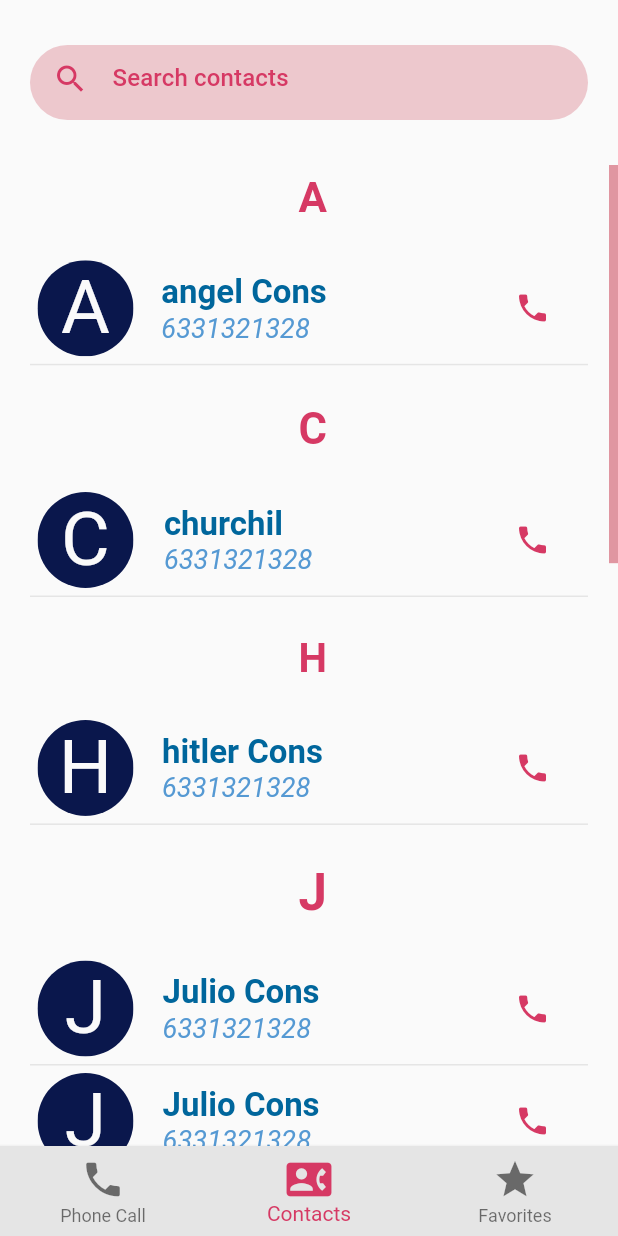
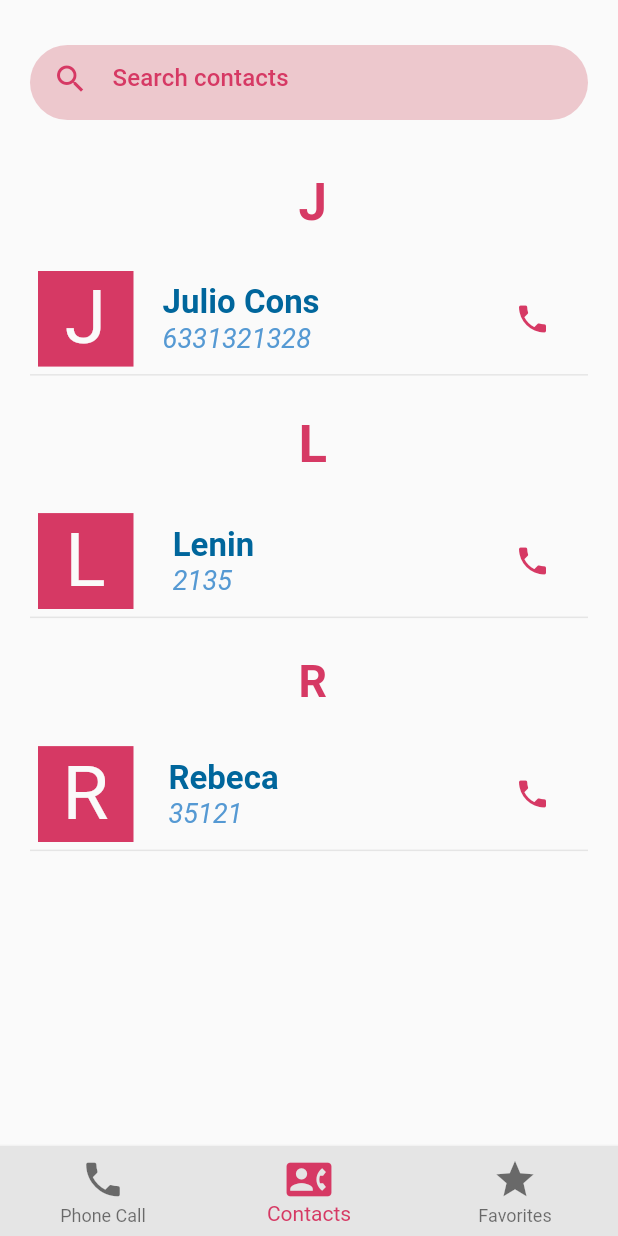
Before and after one commit to Jcons17/Phone-Call-App, a Flutter app: the screen it shows after launch, item 2 of the bottom bar chosen, after a tap on the "phone" icon, on a phone screen of 412 x 824 dp. Run offline on Flutter 3.47's test engine with Material 2 defaults, Android fonts, the phone set to English and light mode, and no system bars.

Commit message:
✅  Add layouts ⚡️  Mejora el perfomance

```diff
--- a/lib/components/button_phone.dart
+++ b/lib/components/button_phone.dart
@@ -11,8 +11,6 @@ class ButtonCall extends StatelessWidget {
   Widget build(BuildContext context) {
     return InkWell(
       onTap: (){
-        //TODO: Make Function the botton
-        print("Tap");
       },
       child: Ink(
         decoration: BoxDecoration(borderRadius: BorderRadius.circular(50),color: bgColor,),
--- a/lib/components/card_contact.dart
+++ b/lib/components/card_contact.dart
@@ -1,6 +1,8 @@
 import 'package:appcall/components/button_phone.dart';
 import 'package:appcall/components/photo_contact.dart';
 import 'package:appcall/model/contact_model.dart';
+import 'package:appcall/pages/contact_view.dart';
+import 'package:appcall/pages/hero.dart';
 import 'package:appcall/util/color.dart';
 import 'package:flutter/material.dart';
 import 'package:flutter/widgets.dart';
@@ -22,13 +24,24 @@ class CardContact extends StatelessWidget {
           border: Border(bottom: BorderSide(color: greyColor)),        ),
         child: Row(
           children: [
-            Hero(
-              tag:  "hero",
-              child: AspectRatio(
-                aspectRatio: 1,
-                child: ClipOval(child: ContactImage(contact:contact))
+            AspectRatio(
+              aspectRatio: 1,
+              child: Center(
+                child: SizedBox(
+                  height: double.infinity,
+                  width: double.infinity,
+                  child: ClipRect(
+                    child: ContactImage(
+                      contact:contact,
+                      onTap: () {
+                        Navigator.push(context, CustomPageRoute(ContactView(contact: contact)));
+                      }
+                      ),
+                  ),
+                ),
               )
             ),
+
             Expanded(
               child: Align(
                 alignment: const Alignment(-0.7,1),
--- /dev/null
+++ b/lib/components/circular_progress.dart
@@ -0,0 +1,12 @@
+import 'package:appcall/util/color.dart';
+import 'package:flutter/material.dart';
+import 'package:flutter/widgets.dart';
+
+class ProgressCircular extends StatelessWidget {
+  const ProgressCircular({Key? key}) : super(key: key);
+
+  @override
+  Widget build(BuildContext context) {
+    return const Center(child:  CircularProgressIndicator(color: primaryColor));
+  }
+}
--- /dev/null
+++ b/lib/components/favorite_contact.dart
@@ -0,0 +1,21 @@
+import 'package:appcall/components/photo_contact.dart';
+import 'package:appcall/model/contact_model.dart';
+import 'package:appcall/util/color.dart';
+import 'package:flutter/material.dart';
+import 'package:flutter/widgets.dart';
+
+class FavoriteContact extends StatelessWidget {
+  const FavoriteContact({Key? key,required this.contact}) : super(key: key);
+  final Contact contact;
+  @override
+  Widget build(BuildContext context) {
+    return  InkWell(
+      onTap:(){} ,
+      child: Container(
+        width: double.infinity,
+        margin:const  EdgeInsets.all(1),
+        child: ContactImage(contact: contact),
+        ),
+    );
+  }
+}
--- /dev/null
+++ b/lib/components/grid_favorite_contacts.dart
@@ -0,0 +1,28 @@
+import 'package:appcall/components/favorite_contact.dart';
+import 'package:appcall/model/contact_model.dart';
+import 'package:flutter/widgets.dart';
+
+class GridFavoritesContacts extends StatefulWidget {
+  const GridFavoritesContacts({
+    Key? key,
+    required this.listContacts
+  }) : super(key: key);
+
+  final List<Contact> listContacts;
+
+  @override
+  State<GridFavoritesContacts> createState() => _GridFavoritesContactsState();
+}
+
+class _GridFavoritesContactsState extends State<GridFavoritesContacts> {
+  @override
+  Widget build(BuildContext context) {
+    return GridView.count(
+      physics: const BouncingScrollPhysics(),
+      crossAxisCount: 2,
+      childAspectRatio: 1,
+      children: widget.listContacts.map((contact) => FavoriteContact(contact: contact)).toList(),
+
+    );
+  }
+}
--- a/lib/components/photo_contact.dart
+++ b/lib/components/photo_contact.dart
@@ -1,18 +1,31 @@
+import 'package:appcall/components/splash_effect.dart';
 import 'package:appcall/model/contact_model.dart';
 import 'package:appcall/util/color.dart';
+import 'package:flutter/material.dart';
 import 'package:flutter/widgets.dart';
 
 class ContactImage extends StatelessWidget {
-  const ContactImage({Key? key, required this.contact}) : super(key: key);
+  const ContactImage({Key? key, required this.contact, this.onTap}) : super(key: key);
 
   final Contact contact;
+  final VoidCallback? onTap;
+  static const opacityCurve = Interval(0.0, 0.75, curve: Curves.fastOutSlowIn);
+
+
+
 
   @override
   Widget build(BuildContext context) {
-    if (contact.email == null){
-      return Container(
-        color: accentColorDark,
-        child: Center(
+
+
+    if (contact.pathImage == null){
+      return Hero(
+      tag: "contact ${contact.numberPhone}",
+      child: Material(
+        color: primaryColor,
+        child: InkWell(
+          onTap: onTap,
+          child:  Center(
             child: FittedBox(
               fit:BoxFit.cover,
               child: Text(
@@ -21,9 +34,10 @@ class ContactImage extends StatelessWidget {
               ),
             )
           ),
+        ),
+      ),
       );
     }
-
     return Container();
   }
 }
--- a/lib/main.dart
+++ b/lib/main.dart
@@ -1,3 +1,4 @@
+import 'package:appcall/pages/hero.dart';
 import 'package:appcall/pages/navigation.dart';
 import 'package:appcall/provider/call_provider.dart';
 import 'package:appcall/provider/contacts_provider.dart';
@@ -34,7 +35,9 @@ class CallApp extends StatelessWidget {
         title: 'Material App',
         initialRoute: "navigation",
         routes: {
-          "navigation" : (context) => const Navigation()
+          "navigation" : (context) => const Navigation(),
+          "first" : (context) =>   FirstScreen()
+
         },
       ),
     );
--- a/lib/pages/favorites.dart
+++ b/lib/pages/favorites.dart
@@ -0,0 +1,38 @@
+import 'package:appcall/components/circular_progress.dart';
+import 'package:appcall/components/grid_favorite_contacts.dart';
+import 'package:appcall/components/input_search_contacts.dart';
+import 'package:appcall/model/contact_model.dart';
+import 'package:appcall/provider/contacts_provider.dart';
+import 'package:appcall/util/color.dart';
+import 'package:flutter/material.dart';
+import 'package:provider/provider.dart';
+
+class FavoritePage extends StatelessWidget {
+  const FavoritePage({Key? key}) : super(key: key);
+
+  @override
+  Widget build(BuildContext context) {
+    final ContactsProvider _contactsProvider = Provider.of<ContactsProvider>(context);
+    return SafeArea(
+      child: Column(
+        children: [
+          Container(
+              height: 50,
+              margin: const EdgeInsets.symmetric(horizontal: 20, vertical: 30),
+              child: SearchContacts(bgColor: primaryColorLight.withOpacity(0.5), labelColor: primaryColor)
+            ),
+          Expanded(
+            child: FutureBuilder<List<Contact>>(
+              future: _contactsProvider.getListContacts(),
+              builder: (context, snapshot) {
+                if(!snapshot.hasData) return const ProgressCircular();
+                return GridFavoritesContacts(listContacts: snapshot.data!,);
+              }
+            ),
+          )
+        ],
+      )
+
+      );
+  }
+}
--- a/lib/pages/navigation.dart
+++ b/lib/pages/navigation.dart
@@ -1,4 +1,5 @@
 import 'package:appcall/pages/contacts_page.dart';
+import 'package:appcall/pages/favorites.dart';
 import 'package:appcall/pages/phone_call.dart';
 import 'package:appcall/provider/navigation_provider.dart';
 import 'package:appcall/util/color.dart';
@@ -53,6 +54,7 @@ class _NavigationState extends State<Navigation> {
         children:const [
           PhoneCall(),
           ContactPage(),
+          FavoritePage()
 
         ],
 
--- a/lib/provider/contacts_provider.dart
+++ b/lib/provider/contacts_provider.dart
@@ -1,4 +1,3 @@
-import 'dart:collection';
 
 import 'package:appcall/model/contact_model.dart';
 import 'package:flutter/widgets.dart';
@@ -10,39 +9,33 @@ class ContactsProvider extends ChangeNotifier{
   final Map<String, List<Contact>> _mapContacts = {};
 
 
-  Future<List<Contact>?> getListContacts()async {
+  Future<List<Contact>> getListContacts()async {
     _listContacts = [
       Contact(idContact: 0, firstName: "Julio", numberPhone: "6331321328",lastName: "Cons"),
-      Contact(idContact: 1, firstName: "Rebeca", numberPhone: "6331321328"),
-      Contact(idContact: 2, firstName: "Lenin", numberPhone: "6331321328",),
-      Contact(idContact: 0, firstName: "angel", numberPhone: "6331321328",lastName: "Cons"),
-      Contact(idContact: 1, firstName: "mario", numberPhone: "6331321328"),
-      Contact(idContact: 2, firstName: "stalin", numberPhone: "6331321328",),
-      Contact(idContact: 0, firstName: "hitler", numberPhone: "6331321328",lastName: "Cons"),
-      Contact(idContact: 1, firstName: "churchil", numberPhone: "6331321328"),
-      Contact(idContact: 2, firstName: "Lenin", numberPhone: "6331321328",),
-      Contact(idContact: 0, firstName: "Julio", numberPhone: "6331321328",lastName: "Cons"),
-      Contact(idContact: 1, firstName: "Rebeca", numberPhone: "6331321328"),
-      Contact(idContact: 2, firstName: "Lenin", numberPhone: "6331321328",),
+      Contact(idContact: 1, firstName: "Rebeca", numberPhone: "35121"),
+      Contact(idContact: 2, firstName: "Lenin", numberPhone: "2135",),
     ];
 
     _listContacts!.sort((a,b) => a.firstName.toUpperCase().compareTo(b.firstName.toUpperCase()));
-    return _listContacts;
+
+
+    return _listContacts!;
+
 
   }
 
   Future<Map<String , List<Contact>>> getMapContacts() async {
-    _listContacts ??= (await getListContacts());
-    for (var contact in _listContacts!) {
-        if (!_mapContacts.containsKey(contact.firstName[0].toUpperCase())){
+
+    if (_mapContacts.isNotEmpty) return _mapContacts;
+
+    var listContacts = (await getListContacts());
+    for (var contact in listContacts) {
+        if (!_mapContacts.containsKey(contact.firstName[0])){
         _mapContacts[contact.firstName[0]] = [contact];
         }else{
           if(!_mapContacts[contact.firstName[0]]!.contains(contact)) _mapContacts[contact.firstName[0]]!.add(contact);
         }
     }
-
-
-
     return _mapContacts;
   }
 
```
Also changed, not shown: lib/components/splash_effect.dart (added, +21 -0 lines), lib/components/text_input_contact.dart (added, +126 -0 lines), lib/pages/contact_view.dart (added, +139 -0 lines), lib/pages/hero.dart (added, +92 -0 lines). Lines whose indentation alone changed are shown as unchanged.
